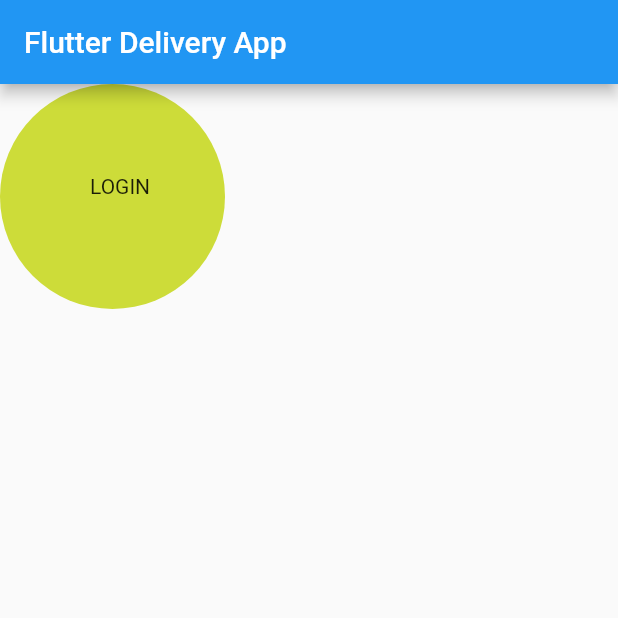
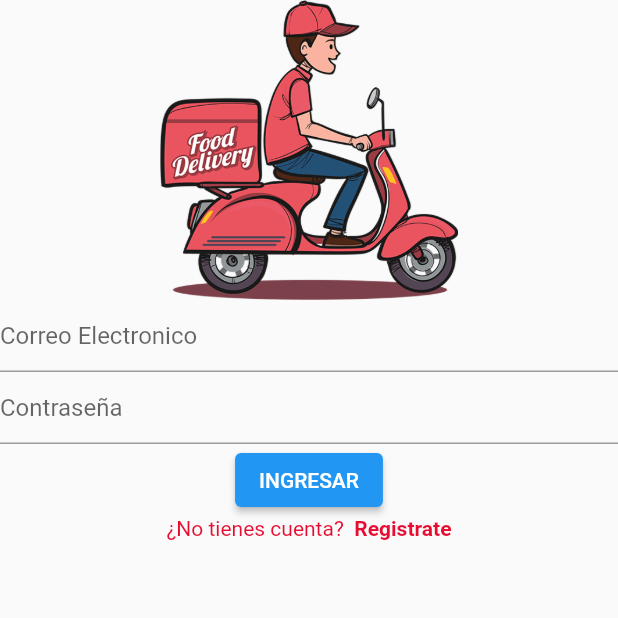
Before and after one commit to RohiTech/flutter_delivery_udemy, a Flutter app: the screen it shows after launch, on a phone screen of 412 x 824 dp, the top half of it. Run offline on Flutter 3.47's test engine with Material 2 defaults, Android fonts, the phone set to English and light mode, and no system bars.

Commit message:
Diseño de la pantalla de login (parte 1)

```diff
--- a/lib/src/login/login_page.dart
+++ b/lib/src/login/login_page.dart
@@ -1,4 +1,5 @@
 import 'package:flutter/material.dart';
+import 'package:flutter_delivery_udemy/src/utils/my_colors.dart';
 
 class LoginPage extends StatefulWidget {
   const LoginPage({Key? key}) : super(key: key);
@@ -9,6 +10,50 @@ class LoginPage extends StatefulWidget {
 
 class _LoginPageState extends State<LoginPage> {
   @override
+  Widget build(BuildContext context) {
+    return Scaffold(
+        body: Container(
+      width: double.infinity,
+      child: Column(
+        //mainAxisAlignment: MainAxisAlignment.center,
+        //crossAxisAlignment: CrossAxisAlignment.center,
+        children: [
+          Image.asset(
+            'assets/img/delivery.png',
+            width: 200,
+            height: 200,
+          ),
+          TextField(
+            decoration: InputDecoration(hintText: 'Correo Electronico'),
+          ),
+          TextField(
+            decoration: InputDecoration(hintText: 'Contraseña'),
+          ),
+          ElevatedButton(
+            onPressed: () {},
+            child: Text('INGRESAR'),
+          ),
+          Row(
+            mainAxisAlignment: MainAxisAlignment.center,
+            children: [
+              Text(
+                '¿No tienes cuenta?',
+                style: TextStyle(color: MyColors.primaryColor),
+              ),
+              SizedBox(width: 7),
+              Text(
+                'Registrate',
+                style: TextStyle(
+                    fontWeight: FontWeight.bold, color: MyColors.primaryColor),
+              )
+            ],
+          )
+        ],
+      ),
+    ));
+  }
+
+  /*@override
   Widget build(BuildContext context) {
     return Scaffold(
         appBar: AppBar(
@@ -26,7 +71,7 @@ class _LoginPageState extends State<LoginPage> {
           Container(
               margin: EdgeInsets.only(top: 60, left: 60), child: Text('LOGIN'))
         ]));
-  }
+  }*/
 
   /*@override
   Widget build(BuildContext context) {
```
